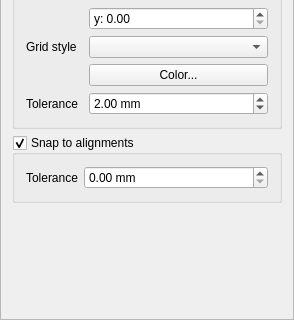
Before: the Qt Designer form src/ui/qgscompositionwidgetbase.ui in carsmie/QGIS, drawn with Qt 5; both pictures show x 0 to 294 and y 467 to 787 of the 294 by 787 pixel window.
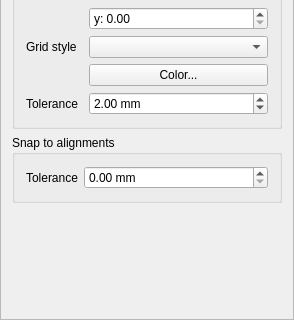
After: the same form once the commit is applied. Custom widgets are drawn as their Qt base class.

```diff
--- a/src/ui/qgscompositionwidgetbase.ui
+++ b/src/ui/qgscompositionwidgetbase.ui
@@ -447,7 +447,7 @@
           <string>Snap to alignments</string>
          </property>
          <property name="checkable">
-          <bool>true</bool>
+          <bool>false</bool>
          </property>
          <property name="syncGroup" stdset="0">
           <string notr="true">composeritem</string>
```
